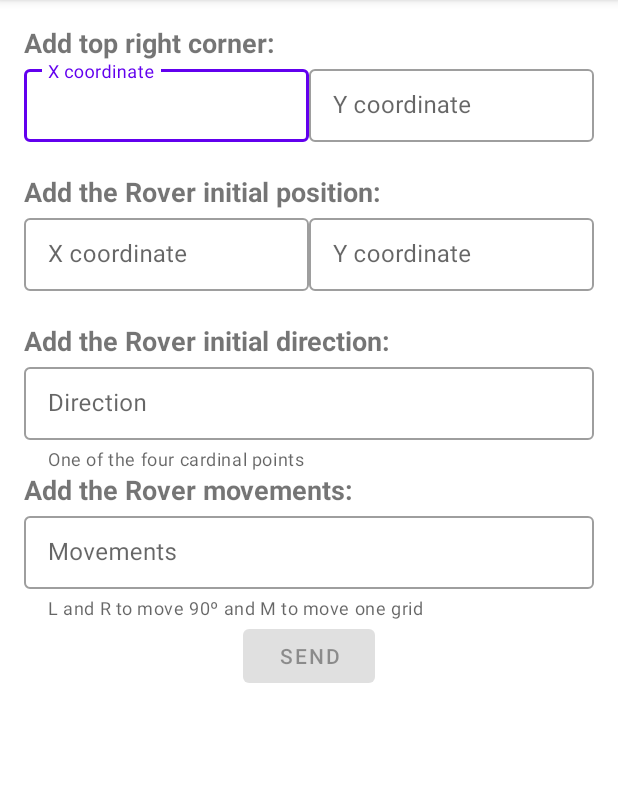
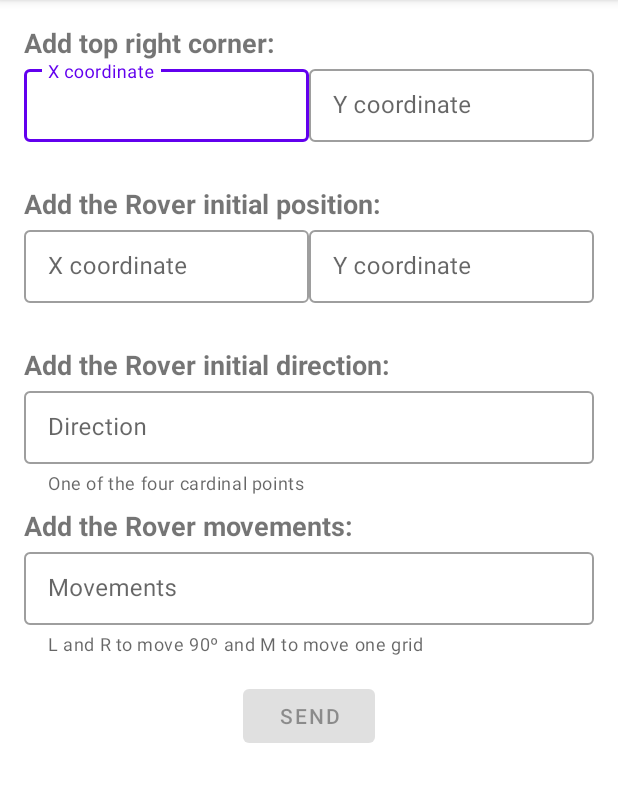
Before and after one commit to ilizma/Mars-Rover, an Android app: the screen it shows after launch (MainActivity), on a phone screen of 412 x 824 dp, the part 84-886 px from its top. Run offline under Robolectric (Android 15) with nearby library versions, the phone set to English and light mode, and no system bars; our stand-ins replace Dagger/Hilt's generated code, RxJava, Timber; libraries missing offline, so code that uses them is left out: cat.ereza.customactivityoncrash, com.jakewharton.rxbinding3; 9 statements that could not run were skipped.

Commit message:
[FIX] small UI fixes

```diff
--- a/app/src/main/AndroidManifest.xml
+++ b/app/src/main/AndroidManifest.xml
@@ -12,7 +12,8 @@
         android:theme="@style/AppTheme">
         <activity
             android:name="com.ilizma.presentation.ui.main.MainActivity"
-            android:theme="@style/AppTheme.NoActionBar">
+            android:theme="@style/AppTheme.NoActionBar"
+            android:windowSoftInputMode="stateHidden|adjustResize">
             <intent-filter>
                 <action android:name="android.intent.action.MAIN" />
 
--- a/presentation/src/main/res/layout/activity_crash.xml
+++ b/presentation/src/main/res/layout/activity_crash.xml
@@ -10,13 +10,13 @@
     <com.google.android.material.appbar.AppBarLayout
         android:layout_width="match_parent"
         android:layout_height="wrap_content"
-        android:theme="@style/ThemeOverlay.AppCompat.Light"
-        app:elevation="0dp">
+        android:theme="@style/AppTheme.AppBarOverlay">
 
         <androidx.appcompat.widget.Toolbar
             android:id="@+id/toolbar"
             android:layout_width="match_parent"
             android:layout_height="?attr/actionBarSize"
+            android:background="?attr/colorPrimary"
             app:title="@string/app_name" />
 
     </com.google.android.material.appbar.AppBarLayout>
--- a/presentation/src/main/res/layout/fragment_main.xml
+++ b/presentation/src/main/res/layout/fragment_main.xml
@@ -74,10 +74,9 @@
                 android:hint="@string/y_coordinate_hint"
                 app:endIconMode="clear_text"
                 app:errorEnabled="true"
-                app:layout_constraintBottom_toBottomOf="@+id/topRightCornerXCoordinateInputLayout"
                 app:layout_constraintEnd_toEndOf="parent"
                 app:layout_constraintStart_toEndOf="@+id/topRightCornerXCoordinateInputLayout"
-                app:layout_constraintTop_toTopOf="@+id/topRightCornerXCoordinateInputLayout">
+                app:layout_constraintTop_toBottomOf="@+id/topRightCornerTitleTxv">
 
                 <com.google.android.material.textfield.TextInputEditText
                     android:id="@+id/topRightCornerYCoordinateEtv"
@@ -92,6 +91,7 @@
                 android:id="@+id/roverPositionTxv"
                 android:layout_width="0dp"
                 android:layout_height="wrap_content"
+                android:layout_marginTop="@dimen/fragment_title_top_margin"
                 android:text="@string/rover_initial_position_title"
                 android:textSize="18sp"
                 android:textStyle="bold"
@@ -128,10 +128,9 @@
                 android:hint="@string/y_coordinate_hint"
                 app:endIconMode="clear_text"
                 app:errorEnabled="true"
-                app:layout_constraintBottom_toBottomOf="@+id/roverPositionXCoordinateInputLayout"
                 app:layout_constraintEnd_toEndOf="parent"
                 app:layout_constraintStart_toEndOf="@+id/roverPositionXCoordinateInputLayout"
-                app:layout_constraintTop_toTopOf="@+id/roverPositionXCoordinateInputLayout">
+                app:layout_constraintTop_toBottomOf="@+id/roverPositionTxv">
 
                 <com.google.android.material.textfield.TextInputEditText
                     android:id="@+id/roverPositionYCoordinateEtv"
@@ -146,6 +145,7 @@
                 android:id="@+id/roverDirectionTxv"
                 android:layout_width="match_parent"
                 android:layout_height="wrap_content"
+                android:layout_marginTop="@dimen/fragment_title_top_margin"
                 android:text="@string/rover_initial_direction_title"
                 android:textSize="18sp"
                 android:textStyle="bold"
@@ -171,7 +171,7 @@
                     android:id="@+id/roverDirectionEtv"
                     android:layout_width="match_parent"
                     android:layout_height="wrap_content"
-                    android:inputType="text"
+                    android:inputType="textNoSuggestions|textCapCharacters"
                     tools:ignore="Autofill" />
 
             </com.google.android.material.textfield.TextInputLayout>
@@ -180,6 +180,7 @@
                 android:id="@+id/roverMovementsTxv"
                 android:layout_width="match_parent"
                 android:layout_height="wrap_content"
+                android:layout_marginTop="@dimen/fragment_title_top_margin"
                 android:text="@string/rover_movements_title"
                 android:textSize="18sp"
                 android:textStyle="bold"
@@ -205,7 +206,7 @@
                     android:id="@+id/roverMovementsEtv"
                     android:layout_width="match_parent"
                     android:layout_height="wrap_content"
-                    android:inputType="text"
+                    android:inputType="textNoSuggestions|textCapCharacters"
                     tools:ignore="Autofill" />
 
             </com.google.android.material.textfield.TextInputLayout>
@@ -214,6 +215,8 @@
                 android:id="@+id/sendBtn"
                 android:layout_width="wrap_content"
                 android:layout_height="wrap_content"
+                android:layout_marginTop="@dimen/vertical_margin"
+                android:layout_marginBottom="@dimen/vertical_margin"
                 android:enabled="false"
                 android:text="@string/send"
                 app:layout_constraintEnd_toEndOf="parent"
@@ -224,10 +227,13 @@
                 android:id="@+id/sendProgressBar"
                 android:layout_width="wrap_content"
                 android:layout_height="wrap_content"
+                android:layout_marginTop="@dimen/vertical_margin"
+                android:layout_marginBottom="@dimen/vertical_margin"
                 android:visibility="gone"
+                app:layout_constraintBottom_toBottomOf="@+id/sendBtn"
                 app:layout_constraintEnd_toEndOf="parent"
                 app:layout_constraintStart_toStartOf="parent"
-                app:layout_constraintTop_toBottomOf="@+id/roverMovementsInputLayout"
+                app:layout_constraintTop_toTopOf="@+id/sendBtn"
                 tools:visibility="visible" />
 
         </androidx.constraintlayout.widget.ConstraintLayout>
--- a/presentation/src/main/res/values/dimens.xml
+++ b/presentation/src/main/res/values/dimens.xml
@@ -2,5 +2,6 @@
     <!-- Default screen margins, per the Android Design guidelines. -->
     <dimen name="horizontal_margin">16dp</dimen>
     <dimen name="vertical_margin">16dp</dimen>
+    <dimen name="fragment_title_top_margin">8dp</dimen>
     <dimen name="dialog_horizontal_margin">12dp</dimen>
 </resources>
--- a/presentation/src/main/res/values/strings.xml
+++ b/presentation/src/main/res/values/strings.xml
@@ -23,7 +23,7 @@
     <string name="movements_helper">L and R to move 90º and M to move one grid</string>
     <string name="send">Send</string>
     <string name="empty_error">Can\'t be empty</string>
-    <string name="outside_error">Must be smaller than the topRight</string>
+    <string name="outside_error">Must be the same or smaller than the topRight</string>
     <string name="cardinal_error">Must be one of the four cardinal points: N E S W</string>
     <string name="movement_error">Can only contains L, R and M</string>
     <string name="ok">OK</string>
```
Also changed, not shown: presentation/src/main/java/com/ilizma/presentation/ui/main/MainFragment.kt (+4 -4 lines).
